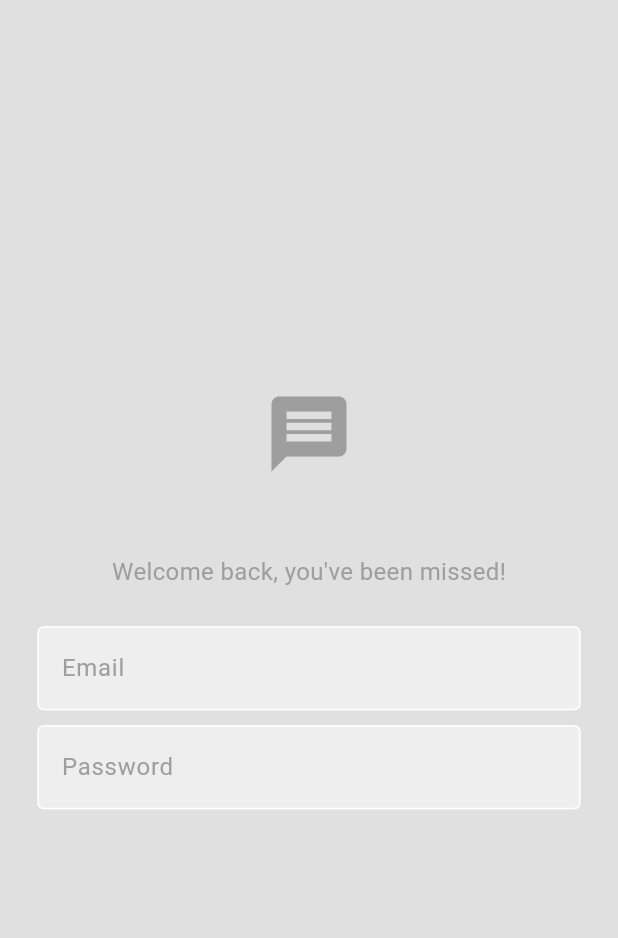
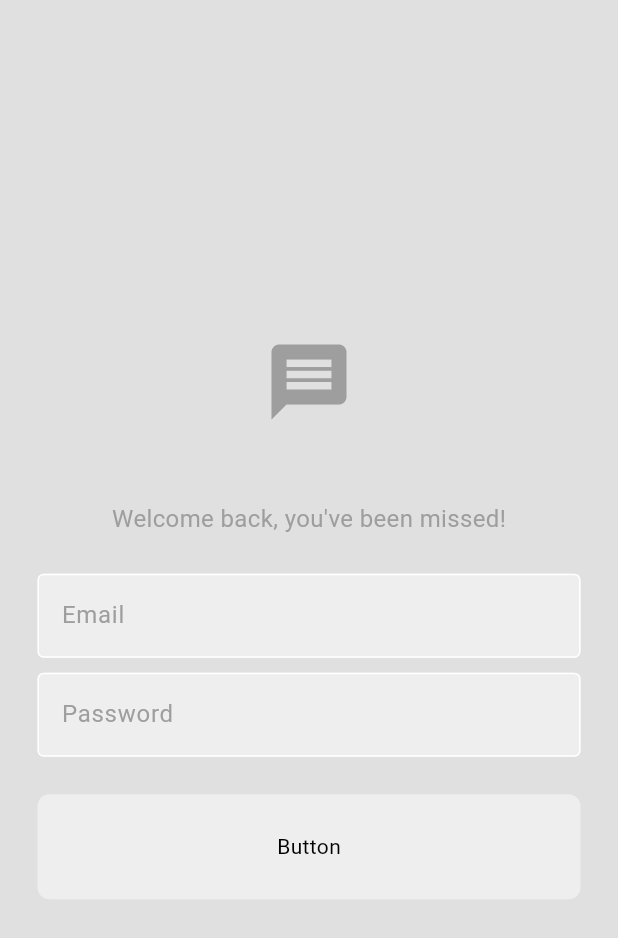
Before and after one commit to faldi17/chatapp-flutter, a Flutter app: the screen it shows after launch, on a phone screen of 412 x 824 dp. Shown: the top 938 px of the screen. Run offline on Flutter 3.47's test engine with Material 3 defaults, Android fonts, the phone set to English and light mode, and no system bars.

Commit message:
login button

```diff
--- /dev/null
+++ b/lib/components/my_button.dart
@@ -0,0 +1,18 @@
+import 'package:flutter/material.dart';
+
+class MyButton extends StatelessWidget {
+  const MyButton({super.key});
+
+  @override
+  Widget build(BuildContext context) {
+    return Container(
+      decoration: BoxDecoration(
+        color: Theme.of(context).colorScheme.secondary,
+        borderRadius: BorderRadius.circular(8),
+      ),
+      padding: const EdgeInsets.all(25),
+      margin: const EdgeInsets.symmetric(horizontal: 25),
+      child: Center(child: Text("Button")),
+    );
+  }
+}
--- a/lib/main.dart
+++ b/lib/main.dart
@@ -12,7 +12,7 @@ class MyApp extends StatelessWidget {
   @override
   Widget build(BuildContext context) {
     return MaterialApp(
-      debugShowCheckedModeBanner: false,
+      debugShowCheckedModeBanner: true,
       home: LoginPage(),
       theme: lightMode,
     );
--- a/lib/pages/login_page.dart
+++ b/lib/pages/login_page.dart
@@ -1,6 +1,7 @@
 // ignore_for_file: deprecated_member_use
 
 import 'package:flutter/material.dart';
+import 'package:flutter_basic/components/my_button.dart';
 import 'package:flutter_basic/components/my_textfield.dart';
 
 class LoginPage extends StatelessWidget {
@@ -57,6 +58,7 @@ class LoginPage extends StatelessWidget {
             const SizedBox(height: 25),
 
             // login button
+            MyButton(),
 
             // register now
           ],
--- a/lib/themes/light.dart
+++ b/lib/themes/light.dart
@@ -1,8 +1,9 @@
+// ignore_for_file: deprecated_member_use
+
 import 'package:flutter/material.dart';
 
 ThemeData lightMode = ThemeData(
   colorScheme: ColorScheme.light(
-    // ignore: deprecated_member_use
     background: Colors.grey.shade300,
     primary: Colors.grey.shade500,
     secondary: Colors.grey.shade200,
```
